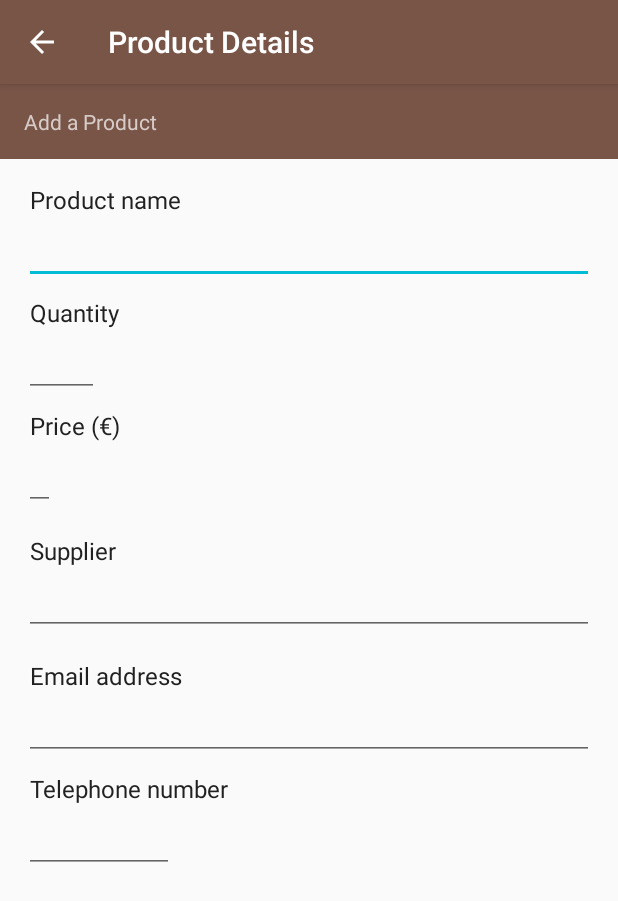
After one commit to Boeblahoebla/InventoryApp, an Android app: the DetailsActivity screen opened directly, with no data from a screen before it, on a phone screen of 412 x 824 dp. The commit adds this screen. Shown: the top 901 px of the screen. Run offline under Robolectric (Android 15) with nearby library versions, the phone set to English and light mode, and no system bars.

Commit message:
Added base layout for the detailsActivity holding all the textviews and edittexts. FABs for save option and order option still need to be added

```diff
--- a/app/build.gradle
+++ b/app/build.gradle
@@ -18,11 +18,18 @@ android {
     }
 }
 
+android {
+    defaultConfig {
+        multiDexEnabled true
+    }
+}
+
 dependencies {
     implementation fileTree(dir: 'libs', include: ['*.jar'])
     implementation 'com.android.support:appcompat-v7:27.1.1'
     implementation 'com.android.support.constraint:constraint-layout:1.1.0'
     testImplementation 'junit:junit:4.12'
+    compile 'com.android.support:design:27.1.1'
     androidTestImplementation 'com.android.support.test:runner:1.0.2'
     androidTestImplementation 'com.android.support.test.espresso:espresso-core:3.0.2'
 }
--- a/app/src/main/AndroidManifest.xml
+++ b/app/src/main/AndroidManifest.xml
@@ -16,9 +16,21 @@
                 <category android:name="android.intent.category.LAUNCHER" />
             </intent-filter>
         </activity>
+
+        <activity
+            android:name=".UI.DetailsActivity"
+            android:label="Product Details"
+            android:parentActivityName=".UI.CatalogActivity" >
+            <!-- Parent activity meta-data to support 4.0 and lower -->
+            <meta-data
+                android:name="android.support.PARENT_ACTIVITY"
+                android:value=".UI.CatalogActivity" />
+        </activity>
+
         <provider
             android:name=".data.ProductProvider"
             android:authorities="com.example.android.inventoryapp"
             android:exported="false" />
     </application>
+
 </manifest>
--- a/app/src/main/java/com/example/android/inventoryapp/UI/CatalogActivity.java
+++ b/app/src/main/java/com/example/android/inventoryapp/UI/CatalogActivity.java
@@ -1,7 +1,22 @@
 package com.example.android.inventoryapp.UI;
 
+import android.app.LoaderManager;
+import android.content.ContentUris;
+import android.content.ContentValues;
+import android.content.CursorLoader;
+import android.content.Intent;
+import android.content.Loader;
+import android.database.Cursor;
+import android.net.Uri;
+import android.os.Bundle;
+import android.support.design.widget.FloatingActionButton;
 import android.support.v7.app.AppCompatActivity;
-import android.os.Bundle;
+import android.util.Log;
+import android.view.Menu;
+import android.view.MenuItem;
+import android.view.View;
+import android.widget.AdapterView;
+import android.widget.ListView;
 
 import com.example.android.inventoryapp.R;
 
@@ -11,5 +26,16 @@ public class CatalogActivity extends AppCompatActivity {
     protected void onCreate(Bundle savedInstanceState) {
         super.onCreate(savedInstanceState);
         setContentView(R.layout.activity_catalog);
+
+        // Setup FAB to open the DetailsActivity
+        FloatingActionButton fab = findViewById(R.id.fab);
+        fab.setOnClickListener(new View.OnClickListener() {
+            @Override
+            public void onClick(View view) {
+                Intent intent = new Intent(
+                        CatalogActivity.this, DetailsActivity.class);
+                startActivity(intent);
+            }
+        });
     }
 }
--- /dev/null
+++ b/app/src/main/java/com/example/android/inventoryapp/UI/DetailsActivity.java
@@ -0,0 +1,15 @@
+package com.example.android.inventoryapp.UI;
+
+import android.support.v7.app.AppCompatActivity;
+import android.os.Bundle;
+
+import com.example.android.inventoryapp.R;
+
+public class DetailsActivity extends AppCompatActivity {
+
+    @Override
+    protected void onCreate(Bundle savedInstanceState) {
+        super.onCreate(savedInstanceState);
+        setContentView(R.layout.activity_details);
+    }
+}
--- a/app/src/main/res/layout/activity_catalog.xml
+++ b/app/src/main/res/layout/activity_catalog.xml
@@ -1,11 +1,21 @@
 <?xml version="1.0" encoding="utf-8"?>
-<android.support.constraint.ConstraintLayout
+<RelativeLayout
     xmlns:android="http://schemas.android.com/apk/res/android"
     xmlns:app="http://schemas.android.com/apk/res-auto"
     xmlns:tools="http://schemas.android.com/tools"
     android:layout_width="match_parent"
     android:layout_height="match_parent"
     tools:context="com.example.android.inventoryapp.UI.CatalogActivity">
+
+    <TextView
+        android:layout_width="match_parent"
+        android:layout_height="50dp"
+        android:background="@color/colorPrimary"
+        android:textColor="@color/colorPrimaryLight"
+        android:gravity="center_vertical"
+        android:textAlignment="gravity"
+        android:paddingLeft="16dp"
+        android:text="Total list of products"/>
 
     <ListView
         android:layout_width="match_parent"
@@ -47,4 +57,14 @@
             android:textSize="20sp"/>
     </RelativeLayout>
 
-</android.support.constraint.ConstraintLayout>
+    <android.support.design.widget.FloatingActionButton
+        android:id="@+id/fab"
+        android:layout_width="wrap_content"
+        android:layout_height="wrap_content"
+        android:layout_alignParentTop="true"
+        android:layout_alignParentRight="true"
+        android:layout_marginTop="25dp"
+        android:layout_marginRight="16dp"
+        android:src="@drawable/ic_add_button"/>
+
+</RelativeLayout>
--- /dev/null
+++ b/app/src/main/res/layout/activity_details.xml
@@ -0,0 +1,137 @@
+<?xml version="1.0" encoding="utf-8"?>
+<LinearLayout
+    xmlns:android="http://schemas.android.com/apk/res/android"
+    xmlns:tools="http://schemas.android.com/tools"
+    android:layout_width="match_parent"
+    android:layout_height="match_parent"
+    tools:context="com.example.android.inventoryapp.UI.DetailsActivity"
+    android:orientation="vertical">
+
+    <TextView
+        android:layout_width="match_parent"
+        android:layout_height="50dp"
+        android:background="@color/colorPrimary"
+        android:textColor="@color/colorPrimaryLight"
+        android:gravity="center_vertical"
+        android:textAlignment="gravity"
+        android:paddingLeft="16dp"
+        android:text="Add a Product"/>
+
+    <ScrollView
+        android:layout_width="match_parent"
+        android:layout_height="match_parent"
+        android:orientation="vertical">
+
+        <LinearLayout
+            android:layout_width="match_parent"
+            android:layout_height="match_parent"
+            android:orientation="vertical">
+
+            <TextView
+                android:id="@+id/labelProductName"
+                android:layout_width="wrap_content"
+                android:layout_height="wrap_content"
+                android:text="Product name"
+                android:layout_marginLeft="20dp"
+                android:layout_marginTop="16dp"
+                android:textSize="16sp"
+                android:textColor="@color/colorTextPrimary"/>
+            <EditText
+                android:id="@+id/editTextProductName"
+                android:layout_width="match_parent"
+                android:layout_height="wrap_content"
+                android:layout_marginLeft="16dp"
+                android:layout_marginRight="16dp"
+                android:textColor="@color/colorTextSecundary"/>
+
+            <TextView
+                android:id="@+id/labelProductQuantity"
+                android:layout_width="wrap_content"
+                android:layout_height="wrap_content"
+                android:text="Quantity"
+                android:layout_marginLeft="20dp"
+                android:layout_marginTop="8dp"
+                android:textSize="16sp"
+                android:textColor="@color/colorTextPrimary"/>
+            <EditText
+                android:id="@+id/editTextProductQuantity"
+                android:layout_width="50dp"
+                android:layout_height="wrap_content"
+                android:inputType="number"
+                android:layout_marginLeft="16dp"
+                android:textColor="@color/colorTextSecundary"/>
+
+            <TextView
+                android:id="@+id/labelProductPrice"
+                android:layout_width="wrap_content"
+                android:layout_height="wrap_content"
+                android:text="Price (€)"
+                android:layout_marginLeft="20dp"
+                android:layout_marginTop="8dp"
+                android:textSize="16sp"
+                android:textColor="@color/colorTextPrimary"/>
+            <EditText
+                android:id="@+id/editTextProductPrice"
+                android:layout_width="wrap_content"
+                android:layout_height="wrap_content"
+                android:inputType="number"
+                android:layout_marginLeft="16dp"
+                android:textColor="@color/colorTextSecundary"/>
+
+            <TextView
+                android:id="@+id/labelSupplier"
+                android:layout_width="wrap_content"
+                android:layout_height="wrap_content"
+                android:text="Supplier"
+                android:layout_marginLeft="20dp"
+                android:layout_marginTop="16dp"
+                android:textSize="16sp"
+                android:textColor="@color/colorTextPrimary"/>
+            <EditText
+                android:id="@+id/editTextSupplier"
+                android:layout_width="match_parent"
+                android:layout_height="wrap_content"
+                android:layout_marginLeft="16dp"
+                android:layout_marginRight="16dp"
+                android:textColor="@color/colorTextSecundary"/>
+
+            <TextView
+                android:id="@+id/labelSupplierEmail"
+                android:layout_width="wrap_content"
+                android:layout_height="wrap_content"
+                android:text="Email address"
+                android:layout_marginLeft="20dp"
+                android:layout_marginTop="16dp"
+                android:textSize="16sp"
+                android:textColor="@color/colorTextPrimary"/>
+            <EditText
+                android:id="@+id/editTextSupplierEmail"
+                android:layout_width="match_parent"
+                android:layout_height="wrap_content"
+                android:layout_marginLeft="16dp"
+                android:layout_marginRight="16dp"
+                android:textColor="@color/colorTextSecundary"/>
+
+            <TextView
+                android:id="@+id/labelSupplierPhone"
+                android:layout_width="wrap_content"
+                android:layout_height="wrap_content"
+                android:text="Telephone number"
+                android:layout_marginLeft="20dp"
+                android:layout_marginTop="8dp"
+                android:textSize="16sp"
+                android:textColor="@color/colorTextPrimary"/>
+            <EditText
+                android:id="@+id/editTextSupplierPhone"
+                android:layout_width="100dp"
+                android:layout_height="wrap_content"
+                android:inputType="number"
+                android:layout_marginLeft="16dp"
+                android:textColor="@color/colorTextSecundary"
+                android:layout_marginBottom="16dp"/>
+
+        </LinearLayout>
+
+    </ScrollView>
+
+</LinearLayout>
```
